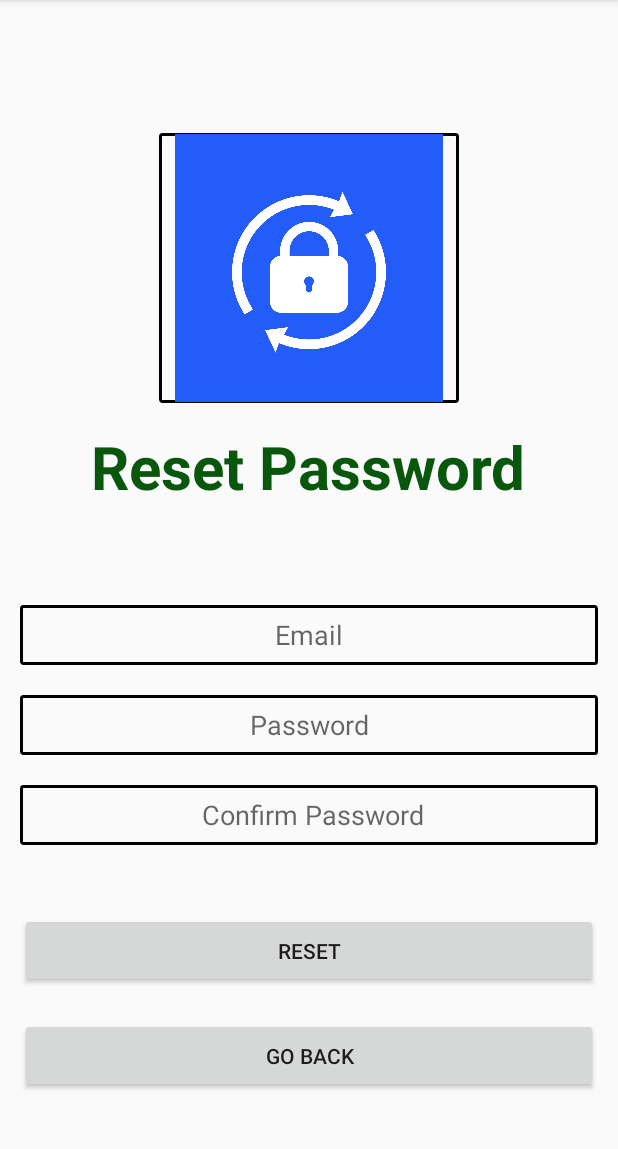
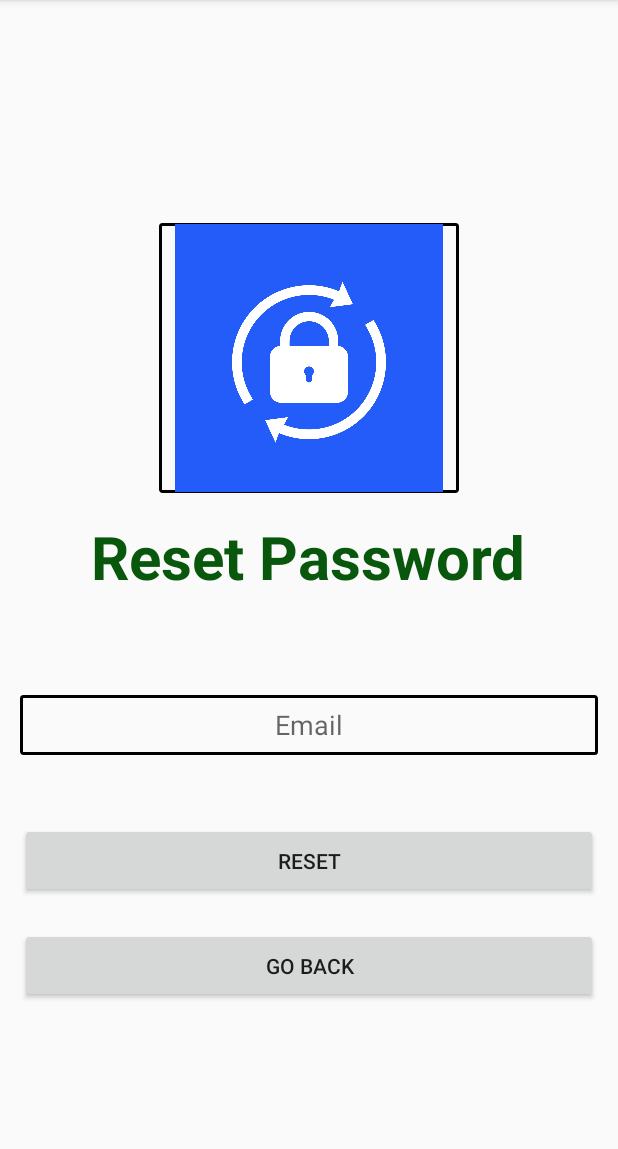
Before and after one commit to Barsha-RokaMagar/AndroidFinalProject, an Android app: the ResetpasswordPage screen opened directly, with no data from a screen before it, on a phone screen of 412 x 824 dp, the part 84-1233 px from its top. Run offline under Robolectric (Android 15) with nearby library versions, the phone set to English and light mode, and no system bars; our stand-ins replace Firebase (no records; nobody signed in at launch, a user with empty details on screens opened directly).

Commit message:
solving errors

```diff
--- a/app/src/main/java/com/example/androidfinalproject/Loginpage.java
+++ b/app/src/main/java/com/example/androidfinalproject/Loginpage.java
@@ -69,7 +69,7 @@ public class Loginpage extends AppCompatActivity {
     public void checkUser() {
         String email = loginusername.getText().toString().trim();
         String password = loginpass.getText().toString().trim();
-
+      //  Toast.makeText(Loginpage.this, "Please fill all fields", Toast.LENGTH_LONG).show();
         Log.d("Loginpage", "Email: " + email);
         Log.d("Loginpage", "Password: " + password);
 
--- a/app/src/main/java/com/example/androidfinalproject/MainActivity.java
+++ b/app/src/main/java/com/example/androidfinalproject/MainActivity.java
@@ -125,8 +125,8 @@ public class MainActivity extends AppCompatActivity {
                     intent.putExtra("email", emailDB);
                     intent.putExtra("pass", passDB);
                     intent.putExtra("username", usernameDB);
-                    intent.putExtra("gender", genderDB); // Pass gender to EditProfilePage
-                    intent.putExtra("userType", userTypeDB); // Pass userType to EditProfilePage
+                    intent.putExtra("gender", genderDB);
+                    intent.putExtra("userType", userTypeDB);
                     startActivity(intent);
                     finish();
                 }
--- a/app/src/main/res/layout/activity_resetpassword_page.xml
+++ b/app/src/main/res/layout/activity_resetpassword_page.xml
@@ -39,27 +39,6 @@
         android:background="@drawable/editext_border"
         android:layout_marginTop="50dp"/>
 
-    <EditText
-        android:id="@+id/password"
-        android:gravity="center"
-        android:layout_width="385dp"
-        android:layout_height="40dp"
-        android:background="@drawable/editext_border"
-        android:hint="Password"
-        android:inputType="textPassword"
-        android:layout_marginTop="20dp"
-        />
-
-    <EditText
-        android:id="@+id/confirmpassword"
-        android:gravity="center"
-        android:layout_width="385dp"
-        android:layout_height="40dp"
-        android:background="@drawable/editext_border"
-        android:hint=" Confirm Password"
-        android:inputType="textPassword"
-        android:layout_marginTop="20dp"
-        />
 
     <Button
         android:id="@+id/save"
```
Also changed, not shown: app/src/main/java/com/example/androidfinalproject/SignUppage.java (+8 -18 lines).
